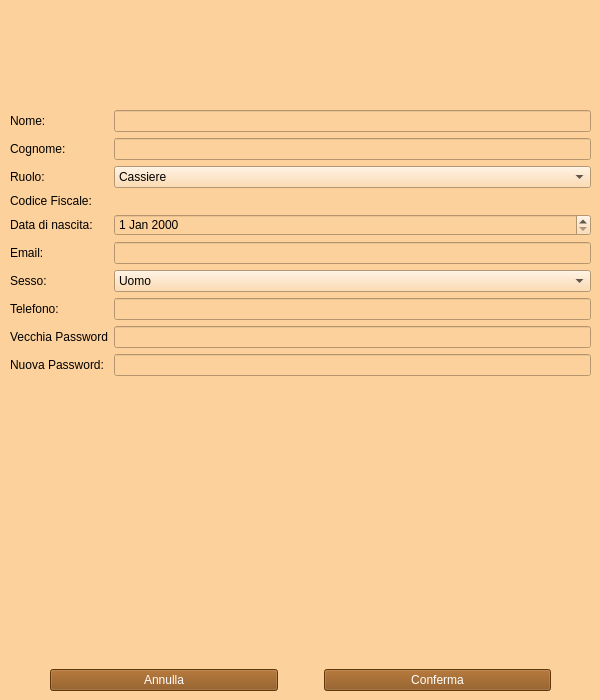
Old version of the form Dipendente/view/vistaModificaDipendente.ui in the repository ManuelMarrone/GestioneBowling.
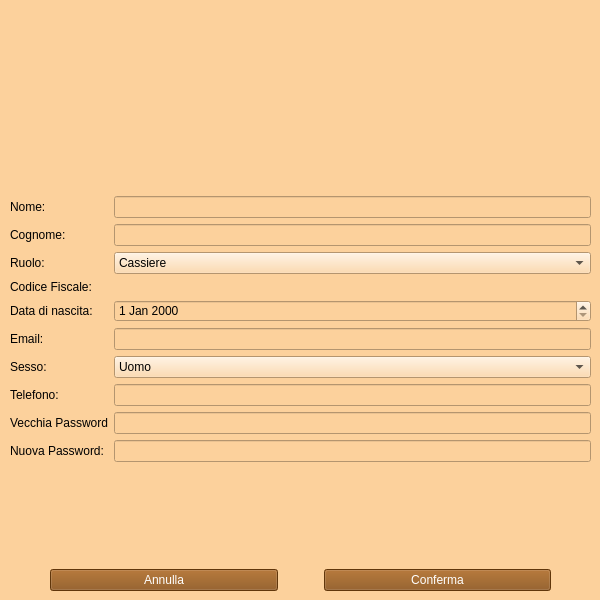
New version of the form. Icons and pictures are not drawn.

Diff of the .ui file:
```diff
--- a/Dipendente/view/vistaModificaDipendente.ui
+++ b/Dipendente/view/vistaModificaDipendente.ui
@@ -7,19 +7,19 @@
     <x>0</x>
     <y>0</y>
     <width>600</width>
-    <height>700</height>
+    <height>600</height>
    </rect>
   </property>
   <property name="minimumSize">
    <size>
     <width>600</width>
-    <height>700</height>
+    <height>600</height>
    </size>
   </property>
   <property name="maximumSize">
    <size>
     <width>600</width>
-    <height>700</height>
+    <height>600</height>
    </size>
   </property>
   <property name="windowTitle">
@@ -34,12 +34,38 @@
      <x>10</x>
      <y>10</y>
      <width>581</width>
-     <height>681</height>
+     <height>581</height>
     </rect>
    </property>
    <layout class="QVBoxLayout" name="verticalLayout">
     <item>
-     <layout class="QHBoxLayout" name="horizontalLayout"/>
+     <layout class="QHBoxLayout" name="horizontalLayout">
+      <item>
+       <widget class="QLabel" name="label_11">
+        <property name="minimumSize">
+         <size>
+          <width>150</width>
+          <height>150</height>
+         </size>
+        </property>
+        <property name="maximumSize">
+         <size>
+          <width>150</width>
+          <height>150</height>
+         </size>
+        </property>
+        <property name="text">
+         <string/>
+        </property>
+        <property name="pixmap">
+         <pixmap>../../Logo_bowling.png</pixmap>
+        </property>
+        <property name="scaledContents">
+         <bool>true</bool>
+        </property>
+       </widget>
+      </item>
+     </layout>
     </item>
     <item>
      <spacer name="verticalSpacer">
@@ -52,7 +78,7 @@
       <property name="sizeHint" stdset="0">
        <size>
         <width>20</width>
-        <height>100</height>
+        <height>30</height>
        </size>
       </property>
      </spacer>
@@ -212,7 +238,7 @@
       <property name="sizeHint" stdset="0">
        <size>
         <width>20</width>
-        <height>50</height>
+        <height>30</height>
        </size>
       </property>
      </spacer>
```
Left out of the diff: 2 changed lines with no effect on the pictures.
